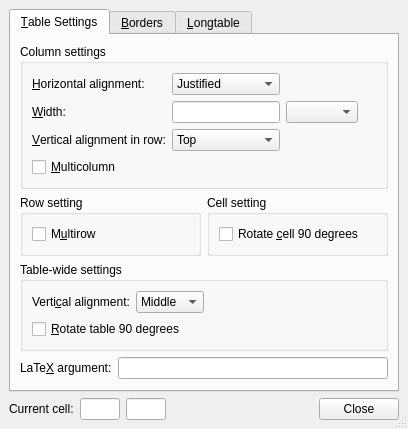
Above: src/frontends/qt4/ui/TabularUi.ui from cburschka/lyx before the change. Below: the same form after it.
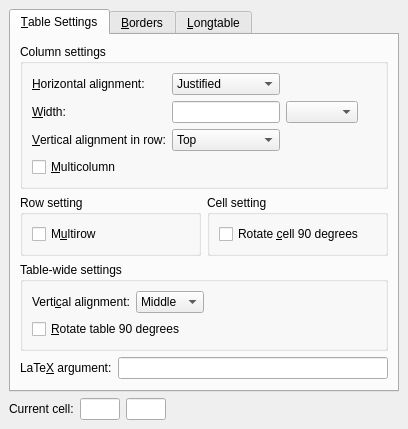
That is the form after the change. Custom widgets are drawn as their Qt base class.

Commit message:
* InsetTabular cleanup: - proper message passing for all tabular features - properly define which feature needs an argument
* replace LFUN_TABULAR_FEATURE with LFUN_INSET_MODIFY
- The math tables are also affected. In the future a common base class
between math and text table will solve this inconsistency.
- There is a hack in GuiApplication in order to not rename the toolbar
icons. This will have to be cleaned up with a general icon naming for
LFUN_INSET_MODIFY... to be discussed.

* Tabular Dialog:
- big cleanup, lots and lots of bug fixing here
- migrated to InsetParamsWidget

What changed in the file:
```diff
--- a/src/frontends/qt4/ui/TabularUi.ui
+++ b/src/frontends/qt4/ui/TabularUi.ui
@@ -1,18 +1,18 @@
 <ui version="4.0">
  <class>TabularUi</class>
- <widget class="QDialog" name="TabularUi">
+ <widget class="QWidget" name="TabularUi">
   <property name="geometry">
    <rect>
     <x>0</x>
     <y>0</y>
-    <width>378</width>
-    <height>401</height>
+    <width>397</width>
+    <height>429</height>
    </rect>
   </property>
   <property name="windowTitle">
    <string/>
   </property>
-  <property name="sizeGripEnabled">
+  <property name="sizeGripEnabled" stdset="0">
    <bool>true</bool>
   </property>
   <layout class="QGridLayout">
@@ -97,22 +97,6 @@
        </property>
       </spacer>
      </item>
-     <item>
-      <widget class="QPushButton" name="closePB">
-       <property name="sizePolicy">
-        <sizepolicy hsizetype="Fixed" vsizetype="Fixed">
-         <horstretch>0</horstretch>
-         <verstretch>0</verstretch>
-        </sizepolicy>
-       </property>
-       <property name="text">
-        <string>Close</string>
-       </property>
-       <property name="autoDefault">
-        <bool>false</bool>
-       </property>
-      </widget>
-     </item>
     </layout>
    </item>
    <item row="0" column="0">
```
Left out of the diff: 2 changed lines with no effect on the pictures. The commit also changes 20 other files.
